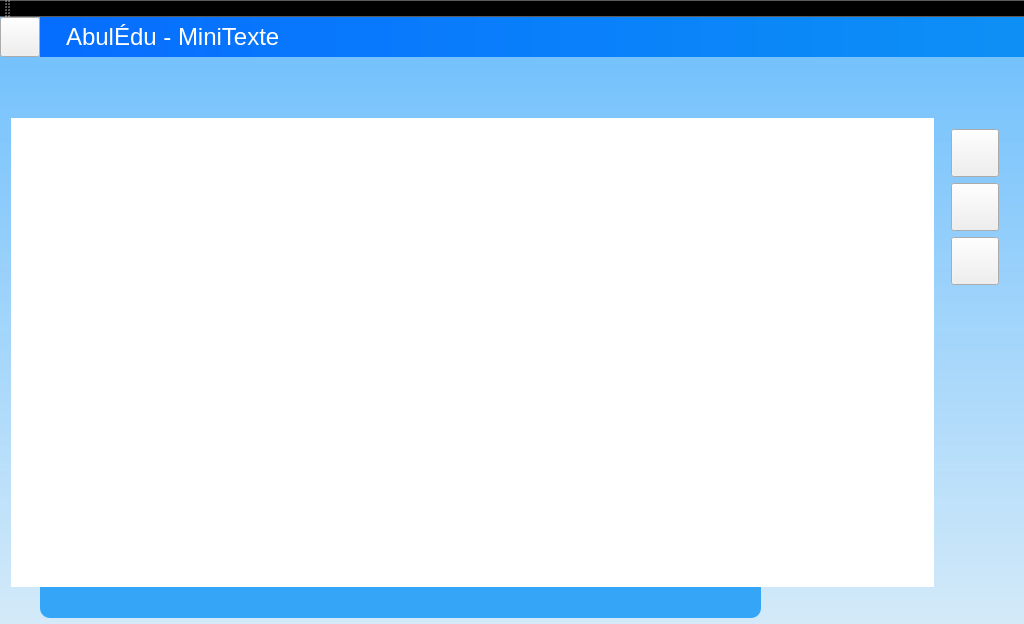
The window that mainwindow.ui (Txikilinux/abuledu-minitexte) describes before a commit, drawn with Qt 5.
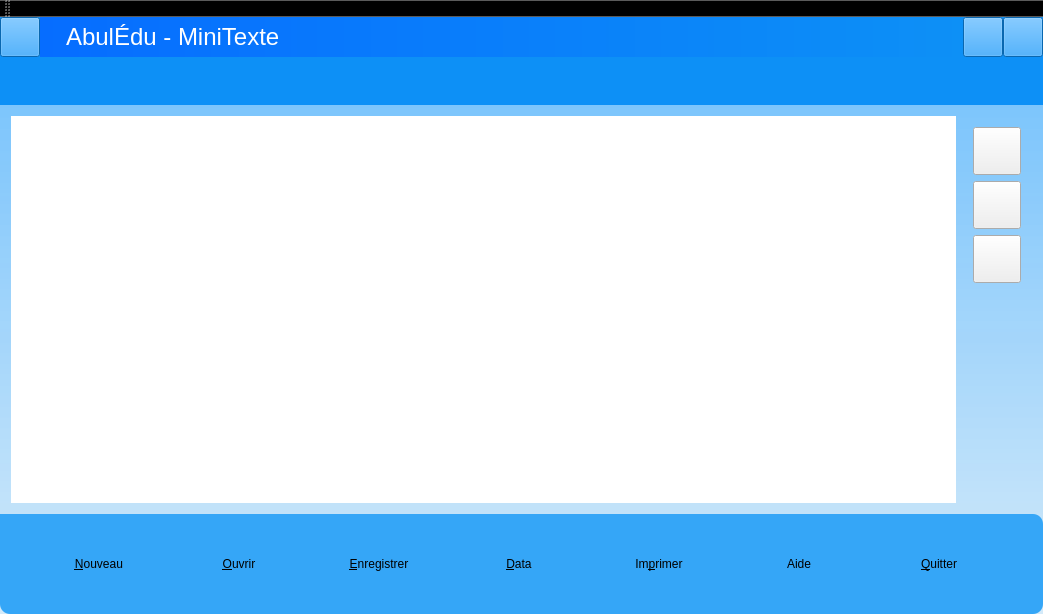
The same window after the commit. Icons and pictures are not drawn. Custom widgets are drawn as their Qt base class.

What changed in the file:
```diff
--- a/mainwindow.ui
+++ b/mainwindow.ui
@@ -6,8 +6,8 @@
    <rect>
     <x>0</x>
     <y>0</y>
-    <width>1024</width>
-    <height>624</height>
+    <width>1043</width>
+    <height>614</height>
    </rect>
   </property>
   <property name="sizePolicy">
@@ -31,21 +31,24 @@
   background-color: qlineargradient(spread:pad, x1:0, y1:0, x2:0, y2:1, stop:0 rgba(84, 181, 255, 213), stop:1 rgba(195, 231, 255, 157));
 }</string>
    </property>
+   <layout class="QVBoxLayout" name="vl_centralWidget">
+    <property name="spacing">
+     <number>0</number>
+    </property>
+    <property name="margin">
+     <number>0</number>
+    </property>
+    <item>
    <widget class="QFrame" name="frTop">
-    <property name="geometry">
-     <rect>
-      <x>0</x>
-      <y>0</y>
-      <width>1024</width>
-      <height>40</height>
-     </rect>
-    </property>
     <property name="maximumSize">
      <size>
       <width>16777215</width>
       <height>48</height>
      </size>
     </property>
+      <property name="styleSheet">
+       <string notr="true">background-color:#0D90F6</string>
+      </property>
     <property name="frameShape">
      <enum>QFrame::NoFrame</enum>
     </property>
@@ -145,17 +148,319 @@
        </property>
       </widget>
      </item>
-    </layout>
-   </widget>
+       <item>
+        <widget class="AbulEduFlatBoutonV1" name="btnMinimized">
+         <property name="minimumSize">
+          <size>
+           <width>40</width>
+           <height>40</height>
+          </size>
+         </property>
+         <property name="maximumSize">
+          <size>
+           <width>40</width>
+           <height>40</height>
+          </size>
+         </property>
+         <property name="cursor">
+          <cursorShape>PointingHandCursor</cursorShape>
+         </property>
+         <property name="toolTip">
+          <string/>
+         </property>
+         <property name="whatsThis">
+          <string>new</string>
+         </property>
+         <property name="styleSheet">
+          <string notr="true">QPushButton &gt; *{color:red;}QPushButton{border: none; color:rgba(255,255,255,255);background-repeat: no-repeat;background-color:rgba(0,0,0,0);border-image:url(':/icones/new');image-position: center;}:hover{color:rgba(255,255,255,255);background-color:rgba(0,0,0,0);border-image:url(':/icones/newHover');image-position: center;}:pressed{color:rgba(255,255,255,255);background-color:rgba(255,255,255,50);image-position: center;}:disabled{border: none; color:rgba(160,160,164,255);background-color:rgba(0,0,0,0);image:none;image-position: center;}</string>
+         </property>
+         <property name="text">
+          <string/>
+         </property>
+         <property name="CouleurTexteNormale" stdset="0">
+          <color>
+           <red>255</red>
+           <green>255</green>
+           <blue>255</blue>
+          </color>
+         </property>
+         <property name="CouleurTexteSurvol" stdset="0">
+          <color>
+           <red>255</red>
+           <green>255</green>
+           <blue>255</blue>
+          </color>
+         </property>
+         <property name="CouleurTextePressed" stdset="0">
+          <color>
+           <red>255</red>
+           <green>255</green>
+           <blue>255</blue>
+          </color>
+         </property>
+         <property name="CouleurFondPressed" stdset="0">
+          <color alpha="50">
+           <red>6</red>
+           <green>109</green>
+           <blue>255</blue>
+          </color>
+         </property>
+         <property name="iconeNormale" stdset="0">
+          <string notr="true">:/abuledutextev1/buttons/showMinimized</string>
+         </property>
+         <property name="IconeSurvol" stdset="0">
+          <string notr="true"/>
+         </property>
+        </widget>
+       </item>
+       <item>
+        <widget class="AbulEduFlatBoutonV1" name="btnFullScreen">
+         <property name="minimumSize">
+          <size>
+           <width>40</width>
+           <height>40</height>
+          </size>
+         </property>
+         <property name="maximumSize">
+          <size>
+           <width>40</width>
+           <height>40</height>
+          </size>
+         </property>
+         <property name="cursor">
+          <cursorShape>PointingHandCursor</cursorShape>
+         </property>
+         <property name="toolTip">
+          <string/>
+         </property>
+         <property name="whatsThis">
+          <string>new</string>
+         </property>
+         <property name="styleSheet">
+          <string notr="true">QPushButton &gt; *{color:red;}QPushButton{border: none; color:rgba(255,255,255,255);background-repeat: no-repeat;background-color:rgba(0,0,0,0);border-image:url(':/icones/new');image-position: center;}:hover{color:rgba(255,255,255,255);background-color:rgba(0,0,0,0);border-image:url(':/icones/newHover');image-position: center;}:pressed{color:rgba(255,255,255,255);background-color:rgba(255,255,255,50);image-position: center;}:disabled{border: none; color:rgba(160,160,164,255);background-color:rgba(0,0,0,0);image:none;image-position: center;}</string>
+         </property>
+         <property name="text">
+          <string/>
+         </property>
+         <property name="CouleurTexteNormale" stdset="0">
+          <color>
+           <red>255</red>
+           <green>255</green>
+           <blue>255</blue>
+          </color>
+         </property>
+         <property name="CouleurTexteSurvol" stdset="0">
+          <color>
+           <red>255</red>
+           <green>255</green>
+           <blue>255</blue>
+          </color>
+         </property>
+         <property name="CouleurTextePressed" stdset="0">
+          <color>
+           <red>255</red>
+           <green>255</green>
+           <blue>255</blue>
+          </color>
+         </property>
+         <property name="CouleurFondPressed" stdset="0">
+          <color alpha="50">
+           <red>6</red>
+           <green>109</green>
+           <blue>255</blue>
+          </color>
+         </property>
+         <property name="iconeNormale" stdset="0">
+          <string notr="true">:/abuledutextev1/buttons/showMaximized</string>
+         </property>
+         <property name="IconeSurvol" stdset="0">
+          <string notr="true"/>
+         </property>
+        </widget>
+       </item>
+      </layout>
+     </widget>
+    </item>
+    <item>
+     <widget class="QFrame" name="frFormat">
+      <property name="minimumSize">
+       <size>
+        <width>0</width>
+        <height>48</height>
+       </size>
+      </property>
+      <property name="maximumSize">
+       <size>
+        <width>16777215</width>
+        <height>48</height>
+       </size>
+      </property>
+      <property name="styleSheet">
+       <string notr="true">background-color:#0D90F6</string>
+      </property>
+      <property name="frameShape">
+       <enum>QFrame::NoFrame</enum>
+      </property>
+      <property name="frameShadow">
+       <enum>QFrame::Raised</enum>
+      </property>
+      <layout class="QHBoxLayout" name="horizontalLayout"/>
+     </widget>
+    </item>
+    <item>
+     <widget class="QFrame" name="frPrincipale">
+      <property name="frameShape">
+       <enum>QFrame::NoFrame</enum>
+      </property>
+      <property name="frameShadow">
+       <enum>QFrame::Raised</enum>
+      </property>
+      <layout class="QGridLayout" name="gridLayout_6">
+       <property name="margin">
+        <number>0</number>
+       </property>
+       <property name="spacing">
+        <number>0</number>
+       </property>
+       <item row="0" column="0">
+        <widget class="QStackedWidget" name="stackedWidget">
+         <property name="currentIndex">
+          <number>0</number>
+         </property>
+         <widget class="QWidget" name="pageTexte">
+          <property name="enabled">
+           <bool>true</bool>
+          </property>
+          <property name="focusPolicy">
+           <enum>Qt::WheelFocus</enum>
+          </property>
+          <layout class="QGridLayout" name="gridLayout_5">
+           <item row="0" column="0">
+            <widget class="QTextEdit" name="teZoneTexte">
+             <property name="focusPolicy">
+              <enum>Qt::StrongFocus</enum>
+             </property>
+             <property name="frameShape">
+              <enum>QFrame::NoFrame</enum>
+             </property>
+             <property name="lineWidth">
+              <number>0</number>
+             </property>
+             <property name="autoFormatting">
+              <set>QTextEdit::AutoAll</set>
+             </property>
+            </widget>
+           </item>
+           <item row="0" column="1">
+            <widget class="QFrame" name="frmPico">
+             <layout class="QVBoxLayout" name="verticalLayout">
+              <item>
+               <widget class="AbulEduFlatBoutonV1" name="btnLire">
+                <property name="minimumSize">
+                 <size>
+                  <width>48</width>
+                  <height>48</height>
+                 </size>
+                </property>
+                <property name="iconSize">
+                 <size>
+                  <width>64</width>
+                  <height>64</height>
+                 </size>
+                </property>
+                <property name="iconeNormale" stdset="0">
+                 <string notr="true">:/abuledutextev1/buttons/play</string>
+                </property>
+                <property name="IconeDisabled" stdset="0">
+                 <string notr="true">:/abuledutextev1/buttons/play-gris</string>
+                </property>
+               </widget>
+              </item>
+              <item>
+               <widget class="AbulEduFlatBoutonV1" name="btnPause">
+                <property name="minimumSize">
+                 <size>
+                  <width>48</width>
+                  <height>48</height>
+                 </size>
+                </property>
+                <property name="iconeNormale" stdset="0">
+                 <string notr="true">:/abuledutextev1/buttons/pause</string>
+                </property>
+                <property name="IconeDisabled" stdset="0">
+                 <string notr="true">:/abuledutextev1/buttons/pause-gris</string>
+                </property>
+               </widget>
+              </item>
+              <item>
+               <widget class="AbulEduFlatBoutonV1" name="btnStop">
+                <property name="minimumSize">
+                 <size>
+                  <width>48</width>
+                  <height>48</height>
+                 </size>
+                </property>
+                <property name="iconeNormale" stdset="0">
+                 <string notr="true">:/abuledutextev1/buttons/stop</string>
+                </property>
+                <property name="IconeDisabled" stdset="0">
+                 <string notr="true">:/abuledutextev1/buttons/stop-gris</string>
+                </property>
+               </widget>
+              </item>
+              <item>
+               <spacer name="verticalSpacer">
+                <property name="orientation">
+                 <enum>Qt::Vertical</enum>
+                </property>
+                <property name="sizeHint" stdset="0">
+                 <size>
+                  <width>20</width>
+                  <height>40</height>
+                 </size>
+                </property>
+               </spacer>
+              </item>
+             </layout>
+            </widget>
+           </item>
+          </layout>
+         </widget>
+         <widget class="QWidget" name="pageBoxFileManager">
+          <layout class="QGridLayout" name="gridLayout">
+           <item row="0" column="0">
+            <widget class="AbulEduBoxFileManagerV1" name="abeBoxFileManager" native="true"/>
+           </item>
+          </layout>
+         </widget>
+         <widget class="QWidget" name="pageMediathequeGet">
+          <layout class="QGridLayout" name="gridLayout_3">
+           <item row="0" column="0">
+            <widget class="AbulEduMediathequeGetV1" name="abeMediathequeGet" native="true"/>
+           </item>
+          </layout>
+         </widget>
+         <widget class="QWidget" name="pagePrint">
+          <layout class="QGridLayout" name="gridLayout_8">
+           <item row="0" column="0">
+            <layout class="QGridLayout" name="glPrint"/>
+           </item>
+          </layout>
+         </widget>
+         <widget class="QWidget" name="pageColor">
+          <layout class="QGridLayout" name="gridLayout_7">
+           <item row="0" column="0">
+            <layout class="QVBoxLayout" name="vlColor"/>
+           </item>
+          </layout>
+         </widget>
+        </widget>
+       </item>
+      </layout>
+     </widget>
+    </item>
+    <item>
    <widget class="QFrame" name="frBoutons">
-    <property name="geometry">
-     <rect>
-      <x>40</x>
-      <y>490</y>
-      <width>721</width>
-      <height>111</height>
-     </rect>
-    </property>
     <property name="minimumSize">
      <size>
       <width>0</width>
@@ -639,202 +944,8 @@
      </item>
     </layout>
    </widget>
-   <widget class="QFrame" name="frPrincipale">
-    <property name="geometry">
-     <rect>
-      <x>0</x>
-      <y>90</y>
-      <width>1021</width>
-      <height>491</height>
-     </rect>
-    </property>
-    <property name="frameShape">
-     <enum>QFrame::NoFrame</enum>
-    </property>
-    <property name="frameShadow">
-     <enum>QFrame::Raised</enum>
-    </property>
-    <layout class="QGridLayout" name="gridLayout_6">
-     <property name="leftMargin">
-      <number>0</number>
-     </property>
-     <property name="topMargin">
-      <number>0</number>
-     </property>
-     <property name="rightMargin">
-      <number>0</number>
-     </property>
-     <property name="bottomMargin">
-      <number>0</number>
-     </property>
-     <property name="spacing">
-      <number>0</number>
-     </property>
-     <item row="0" column="0">
-      <widget class="QStackedWidget" name="stackedWidget">
-       <property name="currentIndex">
-        <number>0</number>
-       </property>
-       <widget class="QWidget" name="pageTexte">
-        <property name="enabled">
-         <bool>true</bool>
-        </property>
-        <property name="focusPolicy">
-         <enum>Qt::WheelFocus</enum>
-        </property>
-        <layout class="QGridLayout" name="gridLayout_5">
-         <item row="0" column="0">
-          <widget class="QTextEdit" name="teZoneTexte">
-           <property name="focusPolicy">
-            <enum>Qt::StrongFocus</enum>
-           </property>
-           <property name="frameShape">
-            <enum>QFrame::NoFrame</enum>
-           </property>
-           <property name="lineWidth">
-            <number>0</number>
-           </property>
-           <property name="autoFormatting">
-            <set>QTextEdit::AutoAll</set>
-           </property>
-          </widget>
-         </item>
-         <item row="0" column="1">
-          <widget class="QFrame" name="frmPico">
-           <layout class="QVBoxLayout" name="verticalLayout">
-            <item>
-             <widget class="AbulEduFlatBoutonV1" name="btnLire">
-              <property name="minimumSize">
-               <size>
-                <width>48</width>
-                <height>48</height>
-               </size>
-              </property>
-              <property name="iconSize">
-               <size>
-                <width>64</width>
-                <height>64</height>
-               </size>
-              </property>
-              <property name="iconeNormale" stdset="0">
-               <string notr="true">:/abuledutextev1/buttons/play</string>
-              </property>
-              <property name="IconeDisabled" stdset="0">
-               <string notr="true">:/abuledutextev1/buttons/play-gris</string>
-              </property>
-             </widget>
-            </item>
-            <item>
-             <widget class="AbulEduFlatBoutonV1" name="btnPause">
-              <property name="minimumSize">
-               <size>
-                <width>48</width>
-                <height>48</height>
-               </size>
-              </property>
-              <property name="iconeNormale" stdset="0">
-               <string notr="true">:/abuledutextev1/buttons/pause</string>
-              </property>
-              <property name="IconeDisabled" stdset="0">
-               <string notr="true">:/abuledutextev1/buttons/pause-gris</string>
-              </property>
-             </widget>
-            </item>
-            <item>
-             <widget class="AbulEduFlatBoutonV1" name="btnStop">
-              <property name="minimumSize">
-               <size>
-                <width>48</width>
-                <height>48</height>
-               </size>
-              </property>
-              <property name="iconeNormale" stdset="0">
-               <string notr="true">:/abuledutextev1/buttons/stop</string>
-              </property>
-              <property name="IconeDisabled" stdset="0">
-               <string notr="true">:/abuledutextev1/buttons/stop-gris</string>
-              </property>
-             </widget>
-            </item>
-            <item>
-             <spacer name="verticalSpacer">
-              <property name="orientation">
-               <enum>Qt::Vertical</enum>
-              </property>
-              <property name="sizeHint" stdset="0">
-               <size>
-                <width>20</width>
-                <height>40</height>
-               </size>
-              </property>
-             </spacer>
-            </item>
-           </layout>
-          </widget>
-         </item>
-        </layout>
-       </widget>
-       <widget class="QWidget" name="pageBoxFileManager">
-        <layout class="QGridLayout" name="gridLayout">
-         <item row="0" column="0">
-          <widget class="AbulEduBoxFileManagerV1" name="abeBoxFileManager" native="true"/>
-         </item>
-        </layout>
-       </widget>
-       <widget class="QWidget" name="pageMediathequeGet">
-        <layout class="QGridLayout" name="gridLayout_3">
-         <item row="0" column="0">
-          <widget class="AbulEduMediathequeGetV1" name="abeMediathequeGet" native="true"/>
-         </item>
-        </layout>
-       </widget>
-       <widget class="QWidget" name="pagePrint">
-        <layout class="QGridLayout" name="gridLayout_8">
-         <item row="0" column="0">
-          <layout class="QGridLayout" name="glPrint"/>
-         </item>
-        </layout>
-       </widget>
-       <widget class="QWidget" name="pageColor">
-        <layout class="QGridLayout" name="gridLayout_7">
-         <item row="0" column="0">
-          <layout class="QVBoxLayout" name="vlColor"/>
-         </item>
-        </layout>
-       </widget>
-      </widget>
-     </item>
-    </layout>
-   </widget>
-   <widget class="QFrame" name="frFormat">
-    <property name="geometry">
-     <rect>
-      <x>0</x>
-      <y>41</y>
-      <width>1024</width>
-      <height>48</height>
-     </rect>
-    </property>
-    <property name="minimumSize">
-     <size>
-      <width>0</width>
-      <height>48</height>
-     </size>
-    </property>
-    <property name="maximumSize">
-     <size>
-      <width>16777215</width>
-      <height>48</height>
-     </size>
-    </property>
-    <property name="frameShape">
-     <enum>QFrame::NoFrame</enum>
-    </property>
-    <property name="frameShadow">
-     <enum>QFrame::Raised</enum>
-    </property>
-    <layout class="QGridLayout" name="gridLayout_2"/>
-   </widget>
+    </item>
+   </layout>
   </widget>
   <widget class="QToolBar" name="toolBar">
    <property name="sizePolicy">
```
Left out of the diff: 11 changed lines with no effect on the pictures. Lines whose indentation alone changed are shown as unchanged.
